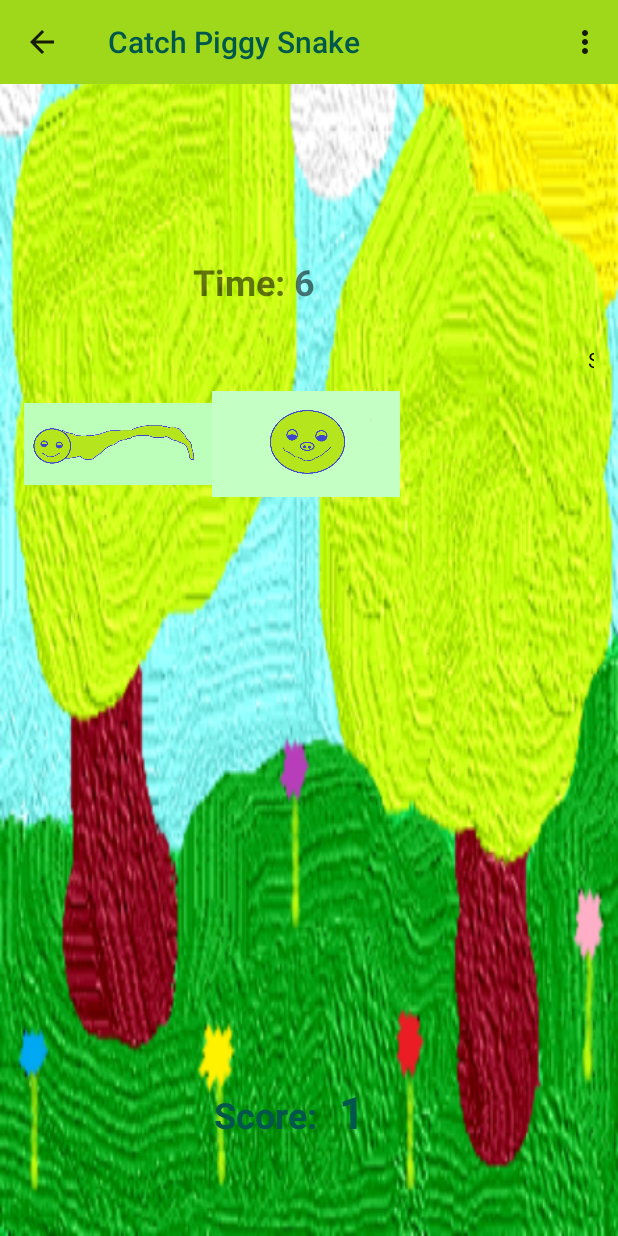
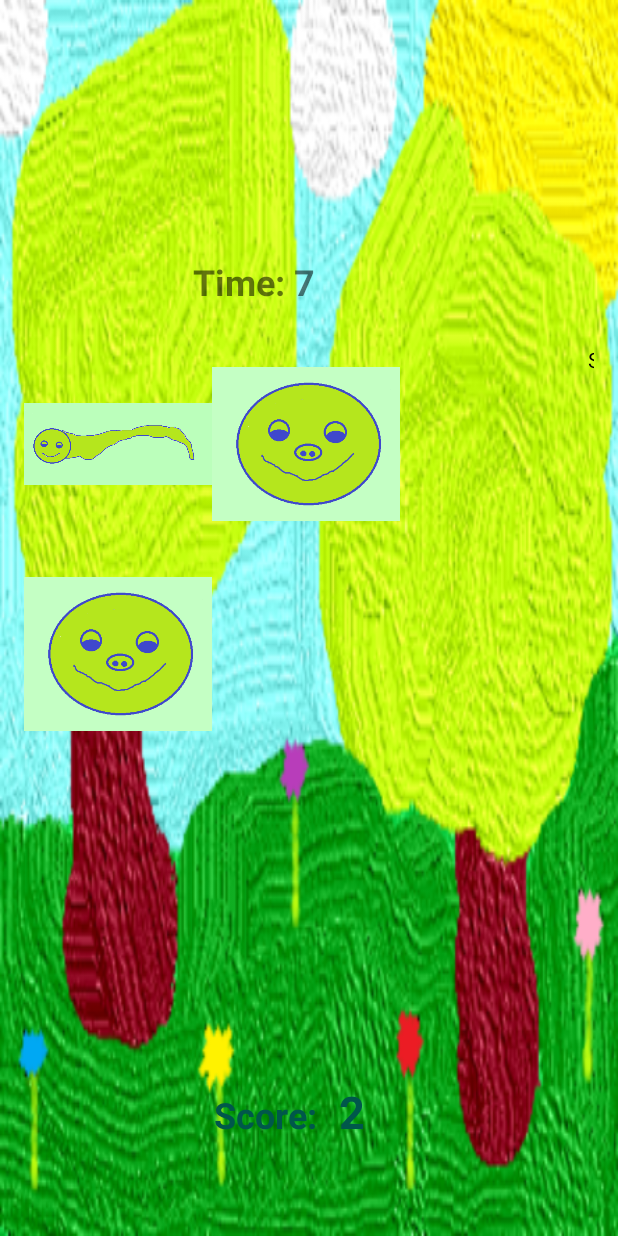
Before and after one commit to noomsInWarwick/AnotherSimpleGame, an Android app: the screen it shows after launch (MainActivity), after a tap on an icon or button, on a phone screen of 412 x 824 dp. Run offline under Robolectric (Android 15) with nearby library versions, the phone set to English and light mode, and no system bars; 1 other tap on this screen came first.

Commit message:
Updates at December 14 2019

```diff
--- a/app/src/main/AndroidManifest.xml
+++ b/app/src/main/AndroidManifest.xml
@@ -2,6 +2,7 @@
 <manifest xmlns:android="http://schemas.android.com/apk/res/android"
     package="com.example.anothersimplegame">
 
+    <uses-permission android:name="android.permission.VIBRATE" />
     <application
         android:icon="@mipmap/piggy_snake_launcher"
         android:label="@string/app_name"
@@ -12,7 +13,6 @@
         <activity android:name=".MainActivity">
             <intent-filter>
                 <action android:name="android.intent.action.MAIN" />
-
                 <category android:name="android.intent.category.LAUNCHER" />
             </intent-filter>
         </activity>
--- a/app/src/main/java/com/example/anothersimplegame/MainActivity.kt
+++ b/app/src/main/java/com/example/anothersimplegame/MainActivity.kt
@@ -1,25 +1,27 @@
 package com.example.anothersimplegame
 
 import android.content.Context
-import android.os.Bundle
-import android.os.CountDownTimer
-import android.os.Handler
+import android.os.*
+import android.os.VibrationEffect.createOneShot
 import android.util.DisplayMetrics
 import android.view.Menu
 import android.view.MenuItem
+import android.view.MotionEvent
 import android.view.View
 import android.widget.ImageView
+import android.widget.Toast
 import androidx.appcompat.app.AppCompatActivity
 import androidx.core.content.ContextCompat
+import androidx.core.view.MotionEventCompat
 import com.example.anothersimplegame.R.drawable
 import kotlinx.android.synthetic.main.activity_main.*
 import kotlinx.coroutines.Runnable
 import androidx.constraintlayout.widget.ConstraintLayout as ConstraintLayout1
 
+@Suppress("DEPRECATION")
 class MainActivity : AppCompatActivity() {
 
     var imageList = ArrayList<ImageView>()
-    var descendingImageList = ArrayList<ImageView?>()
     var displayedImageList = ArrayList<ImageView>()
     var randomIndexesList = ArrayList<Int>()
 
@@ -38,7 +40,9 @@ class MainActivity : AppCompatActivity() {
     var imagesManager: ImagesManager = ImagesManager()
     var leafNumber = 1
     var layoutWidth = 0
-    // val bitmap: Bitmap = Bitmap.createBitmap(700, 1000, Bitmap.Config.ARGB_8888)
+    private var showBar = false
+
+    // val context: Context = this@MainActivity.baseContext
 
     private var fallingleafone: ImageView? = null
     private var fallingleaftwo: ImageView? = null
@@ -53,7 +57,7 @@ class MainActivity : AppCompatActivity() {
     private var orangeFive: ImageView? = null
     private var orangeSix: ImageView? = null
 
-    var prefs: PiggySnakePreferencesReader? = null
+    private var prefs: PiggySnakePreferencesReader? = null
 
     override fun onCreate(savedInstanceState: Bundle?) {
         super.onCreate(savedInstanceState)
@@ -62,6 +66,7 @@ class MainActivity : AppCompatActivity() {
         setSupportActionBar(findViewById(R.id.toolbar))
         //home navigation
         supportActionBar?.setDisplayHomeAsUpEnabled(true)
+        supportActionBar?.hide()
         window.statusBarColor = ContextCompat.getColor(this, R.color.colorAccent)
 
         val context: Context = this@MainActivity.baseContext
@@ -83,7 +88,7 @@ class MainActivity : AppCompatActivity() {
         fallingleafthree = findViewById<ImageView>(R.id.fallingleaf_three)
         fallingleaffour = findViewById<ImageView>(R.id.fallingleaf_four)
 
-        theSnowman = findViewById<ImageView>(R.id.snowmanImageView)
+        theSnowman = findViewById(R.id.snowmanImageView)
 
         orangeOne = findViewById<ImageView>(R.id.orangeOne)
         orangeTwo = findViewById<ImageView>(R.id.orangeTwo)
@@ -146,8 +151,6 @@ class MainActivity : AppCompatActivity() {
                 imagesManager.setSnowmanVisibility(theSnowman, true)
                 imagesManager.fade(theSnowman, 10000)
                 imagesManager.moveSnowman(theSnowman, layoutWidth)
-            }
-            else -> {
             }
         }
 
@@ -310,6 +313,7 @@ class MainActivity : AppCompatActivity() {
     fun increaseScore(view: View) {
 
         if (gameActive) {
+            vibrate()
             score++
             scoreValueView.text = score.toString()
             displayedImageList.add(imageList[imageList.indexOf(view)])
@@ -361,4 +365,51 @@ class MainActivity : AppCompatActivity() {
         randomIndexesList.shuffle()
     }
 
+    fun Context.vibrate(milliseconds: Long = 100) {
+        val vibrator = this.getSystemService(Context.VIBRATOR_SERVICE) as Vibrator
+
+        // Check whether device/hardware has a vibrator
+        val canVibrate: Boolean = vibrator.hasVibrator()
+
+        if (canVibrate) {
+            if (Build.VERSION.SDK_INT >= Build.VERSION_CODES.O) {
+                vibrator.vibrate(
+                    createOneShot(
+                        milliseconds,
+                        // The default vibration strength of the device.
+                        VibrationEffect.DEFAULT_AMPLITUDE
+                    )
+                )
+            } else {
+                vibrator.vibrate(milliseconds)
+            }
+        }
+    }
+
+
+    override fun onTouchEvent(event: MotionEvent): Boolean {
+
+        val action: Int = MotionEventCompat.getActionMasked(event)
+
+        return when (action) {
+            MotionEvent.ACTION_DOWN -> {
+                if (supportActionBar!!.isShowing) {
+                    supportActionBar?.hide()
+                    Toast.makeText(this, "Chewy is good  <80 ", Toast.LENGTH_SHORT).show()
+                } else {
+                    supportActionBar?.show()
+                    Toast.makeText(this, "Chey is rad =:0", Toast.LENGTH_SHORT).show()
+                }
+                true
+            }
+            MotionEvent.ACTION_MOVE -> {
+                false
+            }
+            MotionEvent.ACTION_UP -> {
+                false
+            }
+            else -> false
+        }
+    }
+
 }
--- a/app/src/main/res/layout/activity_main.xml
+++ b/app/src/main/res/layout/activity_main.xml
@@ -37,6 +37,7 @@
             android:layout_width="125dp"
             android:layout_height="140dp"
             android:onClick="increaseScore"
+            android:soundEffectsEnabled="true"
             app:layout_column="0"
             app:layout_constraintEnd_toEndOf="parent"
             app:layout_constraintStart_toStartOf="parent"
@@ -53,15 +54,6 @@
             app:layout_constraintStart_toStartOf="parent"
             app:layout_row="0"
             app:srcCompat="@drawable/piggysnake" />
-
-        <!--   <com.example.anothersimplegame.TheSun
-               android:id="@+id/fruitThree"
-               android:layout_width="40dp"
-               android:layout_height="wrap_content"
-               android:layout_marginStart="36dp"
-               app:layout_column="2"
-               app:layout_row="0"
-               tools:ignore="MissingConstraints" /> -->
 
         <ImageView
             android:id="@+id/imageView3"
--- a/app/src/main/res/menu/piggy_snake_menu.xml
+++ b/app/src/main/res/menu/piggy_snake_menu.xml
@@ -4,6 +4,7 @@
     <!-- Settings, should always be in the overflow -->+
     <item
         android:id="@+id/settings"
+        android:menuCategory="alternative"
         android:title="@string/settings"
         app:showAsAction="never">
         <menu>
@@ -21,27 +22,28 @@
             <item
                 android:id="@+id/seasons"
                 android:title="@string/seasons"
+                android:background="@color/colorAccent"
                 app:showAsAction="never">
                 <menu>
                     <item
                         android:id="@+id/winter"
-                        android:icon="@drawable/spring"
                         android:title="@string/winter"
+                        android:icon="@drawable/wintertime"
                         app:showAsAction="never" />
                     <item
                         android:id="@+id/spring"
+                        android:title="@string/spring"
                         android:icon="@drawable/spring"
-                        android:title="@string/spring"
                         app:showAsAction="never" />
                     <item
                         android:id="@+id/summer"
-                        android:icon="@drawable/summer"
                         android:title="@string/summer"
+                        android:icon="@drawable/summertime"
                         app:showAsAction="never" />
                     <item
                         android:id="@+id/autumn"
+                        android:title="@string/autumn"
                         android:icon="@drawable/autumn"
-                        android:title="@string/autumn"
                         app:showAsAction="never" />
                 </menu>
             </item>
```
Also changed, not shown: app/src/main/java/com/example/anothersimplegame/ImagesManager.kt (+4 -4 lines), app/src/main/res/drawable/fruit_orange.png, app/src/main/res/drawable/piggy_backdrop.png, app/src/main/res/drawable/piggysnake_smiley.png, app/src/main/res/drawable/summertime.png (added), app/src/main/res/drawable/wintertime.png (renamed from app/src/main/res/drawable/winter.png).
